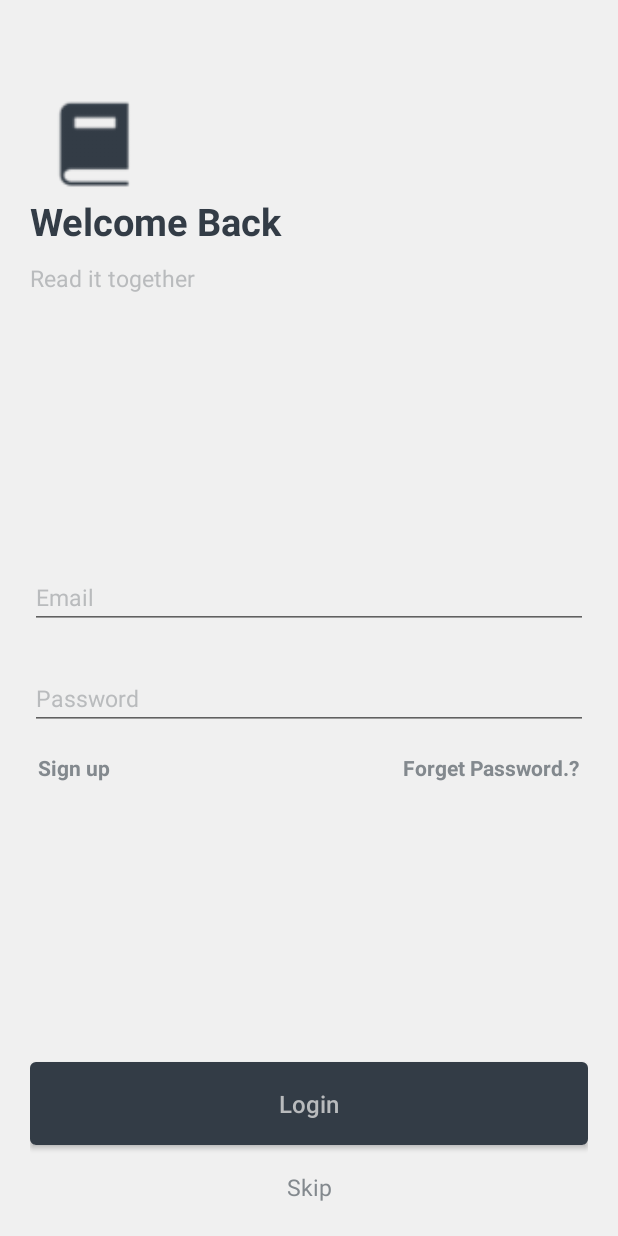
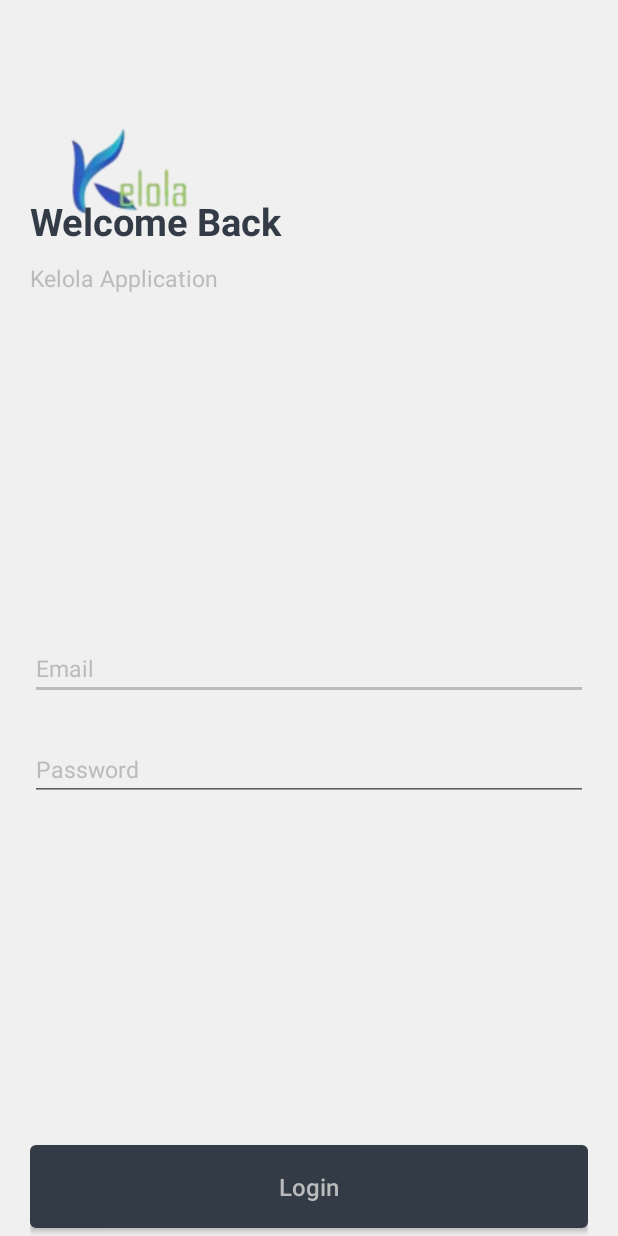
Before and after one commit to drzain/kelolaApps, an Android app: the screen it shows after launch (MainActivity), on a phone screen of 412 x 824 dp. Run offline under Robolectric (Android 15) with nearby library versions, the phone set to English and light mode, and no system bars.

Commit message:
change logo

```diff
--- a/app/src/main/java/com/sip/kelolaapp/MainActivity.java
+++ b/app/src/main/java/com/sip/kelolaapp/MainActivity.java
@@ -42,7 +42,7 @@ public class MainActivity extends AppCompatActivity {
                 bookITextView.setVisibility(GONE);
                 loadingProgressBar.setVisibility(GONE);
                 rootView.setBackgroundColor(ContextCompat.getColor(MainActivity.this, R.color.colorSplashText));
-                bookIconImageView.setImageResource(R.drawable.background_color_book);
+                bookIconImageView.setImageResource(R.drawable.logo);
                 startAnimation();
             }
 
--- a/app/src/main/res/layout/activity_main.xml
+++ b/app/src/main/res/layout/activity_main.xml
@@ -8,11 +8,11 @@
     tools:context=".MainActivity">
     <ImageView
         android:id="@+id/bookIconImageView"
-        android:layout_width="60dp"
-        android:layout_height="60dp"
+        android:layout_width="100dp"
+        android:layout_height="100dp"
         android:layout_centerInParent="true"
         android:contentDescription="@null"
-        android:src="@drawable/white_book_icon" />
+        android:src="@drawable/logo" />
     <TextView
         android:id="@+id/bookITextView"
         android:layout_width="wrap_content"
@@ -34,15 +34,17 @@
         android:indeterminate="true"
         android:padding="0dp"
         android:theme="@style/ProgressBarStyle" />
+
     <RelativeLayout
         android:id="@+id/afterAnimationView"
         android:layout_width="match_parent"
         android:layout_height="match_parent"
-        android:layout_marginEnd="20dp"
         android:layout_marginStart="20dp"
         android:layout_marginTop="130dp"
+        android:layout_marginEnd="20dp"
         android:orientation="vertical"
-        android:visibility="gone">
+        android:visibility="visible">
+
         <TextView
             android:id="@+id/WelcomeTextView"
             android:layout_width="match_parent"
@@ -51,15 +53,17 @@
             android:textColor="@color/colorBackground"
             android:textSize="25sp"
             android:textStyle="bold" />
+
         <TextView
             android:id="@+id/readItTogetherTextView"
             android:layout_width="match_parent"
             android:layout_height="wrap_content"
             android:layout_below="@+id/WelcomeTextView"
             android:layout_marginTop="10dp"
-            android:text="@string/read_it_together"
+            android:text="Kelola Application"
             android:textColor="@color/colorAccent"
             android:textSize="15sp" />
+
         <LinearLayout
             android:layout_width="match_parent"
             android:layout_height="match_parent"
@@ -67,6 +71,7 @@
             android:layout_below="@+id/readItTogetherTextView"
             android:gravity="center"
             android:orientation="vertical">
+
             <android.support.design.widget.TextInputEditText
                 android:id="@+id/emailEditText"
                 android:layout_width="match_parent"
@@ -75,6 +80,7 @@
                 android:textColor="@color/colorTextView"
                 android:textColorHint="@color/colorAccent"
                 android:textSize="15sp" />
+
             <android.support.design.widget.TextInputEditText
                 android:id="@+id/passwordEditText"
                 android:layout_width="match_parent"
@@ -84,51 +90,34 @@
                 android:textColor="@color/colorTextView"
                 android:textColorHint="@color/colorAccent"
                 android:textSize="15sp" />
-            <FrameLayout
-                android:layout_width="match_parent"
-                android:layout_height="wrap_content"
-                android:layout_marginTop="10dp"
-                android:padding="5dp">
-                <TextView
-                    android:layout_width="wrap_content"
-                    android:layout_height="wrap_content"
-                    android:text="@string/sign_up"
-                    android:textColor="@color/colorTextView"
-                    android:textSize="14sp"
-                    android:textStyle="bold" />
-                <TextView
-                    android:layout_width="wrap_content"
-                    android:layout_height="wrap_content"
-                    android:layout_gravity="end|center_vertical"
-                    android:text="@string/forget_password"
-                    android:textColor="@color/colorTextView"
-                    android:textSize="14sp"
-                    android:textStyle="bold" />
-            </FrameLayout>
+
+
         </LinearLayout>
+
         <Button
             android:id="@+id/loginButton"
             android:layout_width="match_parent"
             android:layout_height="55dp"
+            android:layout_alignParentBottom="true"
             android:layout_above="@+id/skipTextView"
             android:layout_marginBottom="5dp"
             android:background="@drawable/button_drawable"
             android:text="@string/login"
+            android:gravity="center"
             android:textAllCaps="false"
             android:textColor="@color/colorAccent"
             android:textSize="16sp" />
+
         <TextView
             android:id="@+id/skipTextView"
             android:layout_width="match_parent"
             android:layout_height="wrap_content"
             android:layout_alignParentBottom="true"
             android:layout_marginBottom="10dp"
-            android:background="?android:attr/selectableItemBackground"
             android:clickable="true"
             android:focusable="true"
             android:gravity="center"
             android:padding="12dp"
-            android:text="@string/skip"
             android:textColor="@color/colorTextView"
             android:textSize="15sp" />
     </RelativeLayout>
```
Also changed, not shown: app/src/main/res/drawable/logo.png (added).
